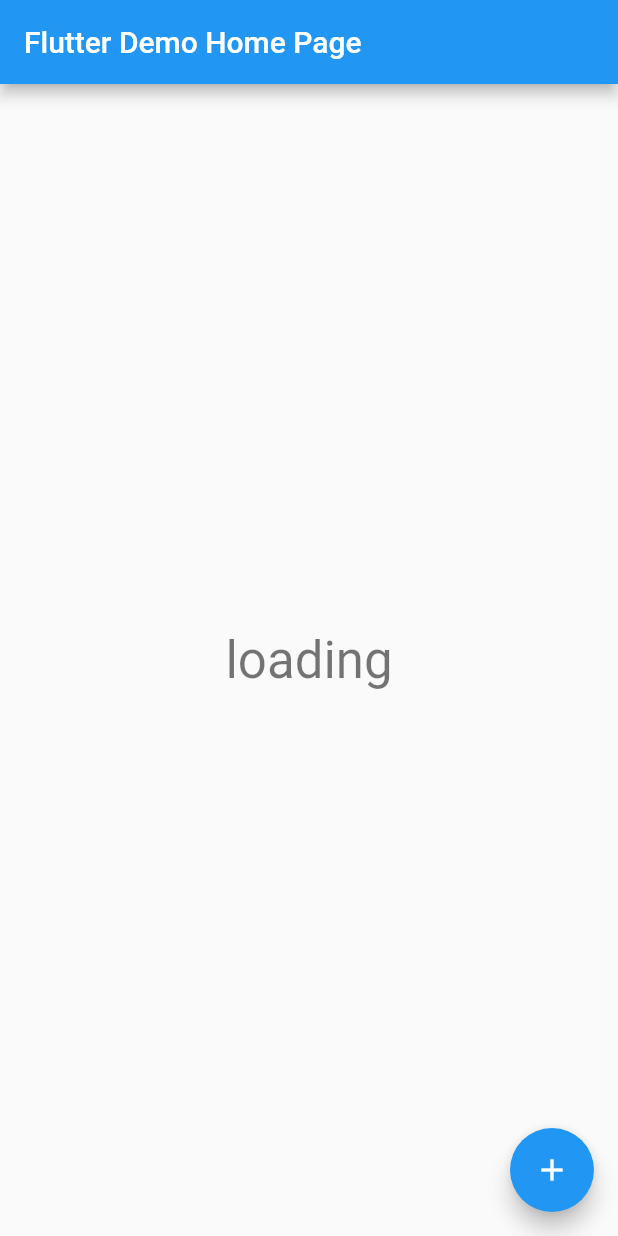
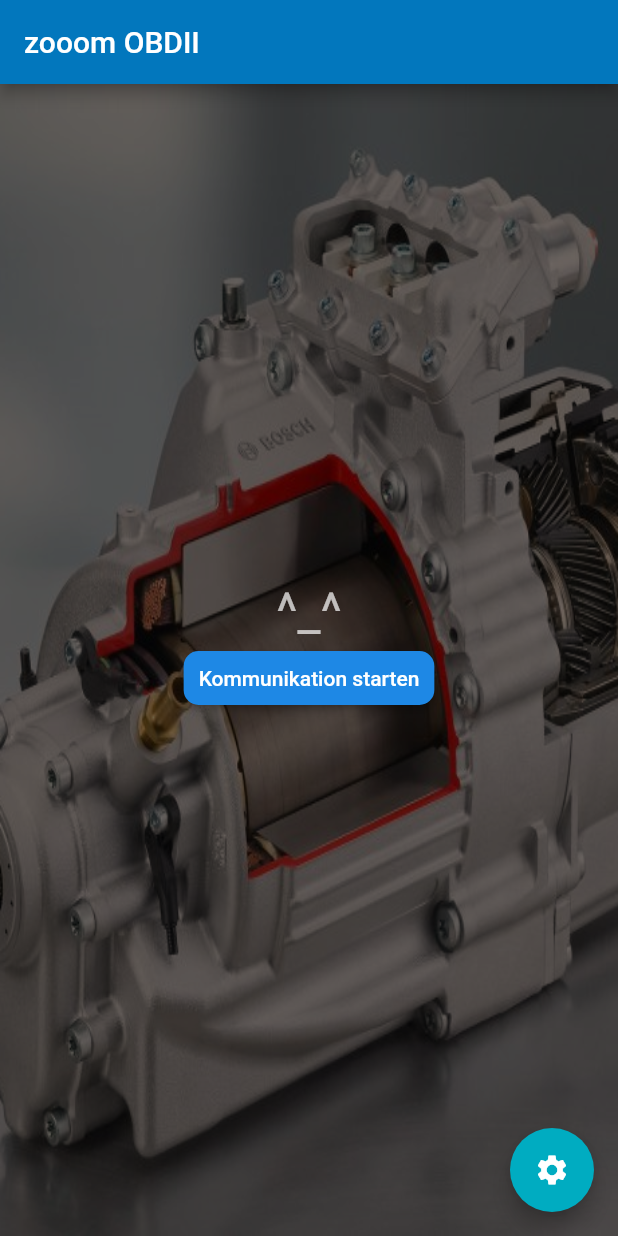
Before and after one commit to Edelbitter/odb24e, a Flutter app: the screen it shows after launch, on a phone screen of 412 x 824 dp. Run offline on Flutter 3.47's test engine with Material 2 defaults, Android fonts, the phone set to English and light mode, and no system bars; our stand-ins replace connectivity; Roboto replaces fonts that are missing (Montserrat).

Commit message:
pretty interface

```diff
--- a/lib/main.dart
+++ b/lib/main.dart
@@ -4,22 +4,23 @@ import 'package:connectivity/connectivity.dart';
 import 'dart:io';
 import 'dart:convert';
 
+import 'settings.dart';
 
 
 void main() => runApp(MyApp());
 
-const String URI = "http://192.168.0.10:35000/";
+ String URIIP = '';
+ int PORT = 0;
+
 //const String URI = "http://192.168.0.10:35000/";
 
 class MyApp extends StatelessWidget {
   // This widget is the root of your application.
-
-
-
   @override
   Widget build(BuildContext context) {
+
     return MaterialApp(
-      title: 'Flutter Demo',
+      title: 'zooommm',
       theme: ThemeData(
         // This is the theme of your application.
         //
@@ -30,10 +31,31 @@ class MyApp extends StatelessWidget {
         // or simply save your changes to "hot reload" in a Flutter IDE).
         // Notice that the counter didn't reset back to zero; the application
         // is not restarted.
-        primarySwatch: Colors.blue,
+       // primarySwatch: Colors.black87,
+        brightness: Brightness.dark,
+        primaryColor: Colors.lightBlue[800],
+        accentColor: Colors.cyan[600],
+
+        // Define the default font family.
+        fontFamily: 'Montserrat',
+
+        // Define the default TextTheme. Use this to specify the default
+        // text styling for headlines, titles, bodies of text, and more.
+        textTheme: TextTheme(
+          headline: TextStyle(fontSize: 72.0, fontWeight: FontWeight.bold),
+          title: TextStyle(fontSize: 36.0, fontStyle: FontStyle.italic),
+          body1: TextStyle(fontSize: 14.0, fontFamily: 'Hind',color: Colors.white),
+        ),
       ),
-      home: MyHomePage(title: 'Flutter Demo Home Page'),
+      initialRoute: '/',
+      routes: {
+        '/': (context) => MyHomePage(title: 'zooom OBDII'),
+        '/settings': (context) => SettingsPage(),
+      },
+    //  home: MyHomePage(title: 'zooom OBDII'),
     );
+
+
   }
 }
 
@@ -57,11 +79,12 @@ class MyHomePage extends StatefulWidget {
 
 class _MyHomePageState extends State<MyHomePage> {
   String _counter = "";
-  String _otherDisplay = "init";
+  String _otherDisplay = "^_^";
 
   // for connectivity
   var subscription;
   var theSocket;
+  String network ="";
   // for sockets
 
 
@@ -72,12 +95,13 @@ class _MyHomePageState extends State<MyHomePage> {
     // subscribe to network changes
     subscription = Connectivity().onConnectivityChanged.listen((ConnectivityResult result) {
       // Got a new connectivity status!
-      setState(()
-      {
-        this._otherDisplay = "loading";
-      });
 
       if(result != null)
+        {
+          if(result == ConnectivityResult.mobile)this.network = 'mobile';
+          else if(result == ConnectivityResult.wifi) this.network = 'wifi';
+          else this.network = 'none';
+        }
       setState(()
       {
       //  this._otherDisplay = result.toString();
@@ -85,16 +109,7 @@ class _MyHomePageState extends State<MyHomePage> {
     });
 
 
-    Socket.connect('192.168.0.10', 35000).then((socket) {
-      //socket.write('Hello, World!');
-      theSocket = socket;
-      theSocket.listen(dataHandler,onError: errorHandler,onDone:doneHandler);
-      setState(()
-      {
-        _otherDisplay = "connected";
-        print('connected');
-      });
-    });
+
 
   }
   void dataHandler(data){
@@ -115,6 +130,22 @@ class _MyHomePageState extends State<MyHomePage> {
   void doneHandler(){
     theSocket.destroy();
   }
+
+  void _connect()
+  {
+    String uri = URIIP.length>3 ? URIIP : '192.168.0.10';
+    int port = PORT == 0 ? 35000 : PORT;
+    Socket.connect(uri, port).then((socket) {
+      //socket.write('Hello, World!');
+      theSocket = socket;
+      theSocket.listen(dataHandler,onError: errorHandler,onDone:doneHandler);
+      setState(()
+      {
+        _otherDisplay = "connected";
+        print('connected');
+      });
+    });
+  }
 // Be sure to cancel subscription after you are done
   @override
   dispose() {
@@ -128,7 +159,7 @@ class _MyHomePageState extends State<MyHomePage> {
 
 
 
-void _getDisplaySync() {
+void _sendData() {
   //theSocket.write('hello server<EOF>');
   String foo = '01 05\r';
   List<int> bytes = utf8.encode(foo);
@@ -204,7 +235,14 @@ void _getDisplaySync() {
         // the App.build method, and use it to set our appbar title.
         title: Text(widget.title),
       ),
-      body: Center(
+      body: Container(
+      decoration: BoxDecoration(
+        image: DecorationImage(
+          image: ExactAssetImage('images/motorCroppedDark.png'),
+          fit: BoxFit.fill,
+      ),
+      ),
+      child: Center(
         // Center is a layout widget. It takes a single child and positions it
         // in the middle of the parent.
         child: Column(
@@ -231,16 +269,39 @@ void _getDisplaySync() {
 
 
             ),
+            Column(
+              children: <Widget>[
+                Container(
+                  margin: EdgeInsets.only(left:15,right: 15),
+                  child:   RaisedButton(
+                    child:  Text("Kommunikation starten"),
+                    shape: new RoundedRectangleBorder(borderRadius: new BorderRadius.circular(10.0)),
 
+                  onPressed: (this.network == 'wifi') ? _connect : null,
+                 // color: Colors.red,
+                 // textColor: Colors.yellow,
+                  padding: EdgeInsets.fromLTRB(10, 10, 10, 10),
+                 // splashColor: Colors.grey,
+                ),
+                ),
+                Text(
+                  this.network == 'wifi' ? '' : 'Der OBDII-Stecker ist nicht verbunden',
+
+                )
+              ],
+            )
 
           ],
         ),
       ),
+      ),
       floatingActionButton: FloatingActionButton(
       //  onPressed: await  _getDisplay(),
-        onPressed: _getDisplaySync,
-        tooltip: 'Increment',
-        child: Icon(Icons.add),
+        onPressed: (){
+          Navigator.pushNamed( context, '/settings');
+        },
+        tooltip: 'Einstellungen',
+        child: Icon(Icons.settings),
       ), // This trailing comma makes auto-formatting nicer for build methods.
     );
   }
```
Also changed, not shown: lib/settings.dart (added, +112 -0 lines), pubspec.yaml (+6 -3 lines), images/gears.jpg (added), images/motor.jpg (added), images/motorCropped.png (added), images/motorCroppedDark.png (added).
